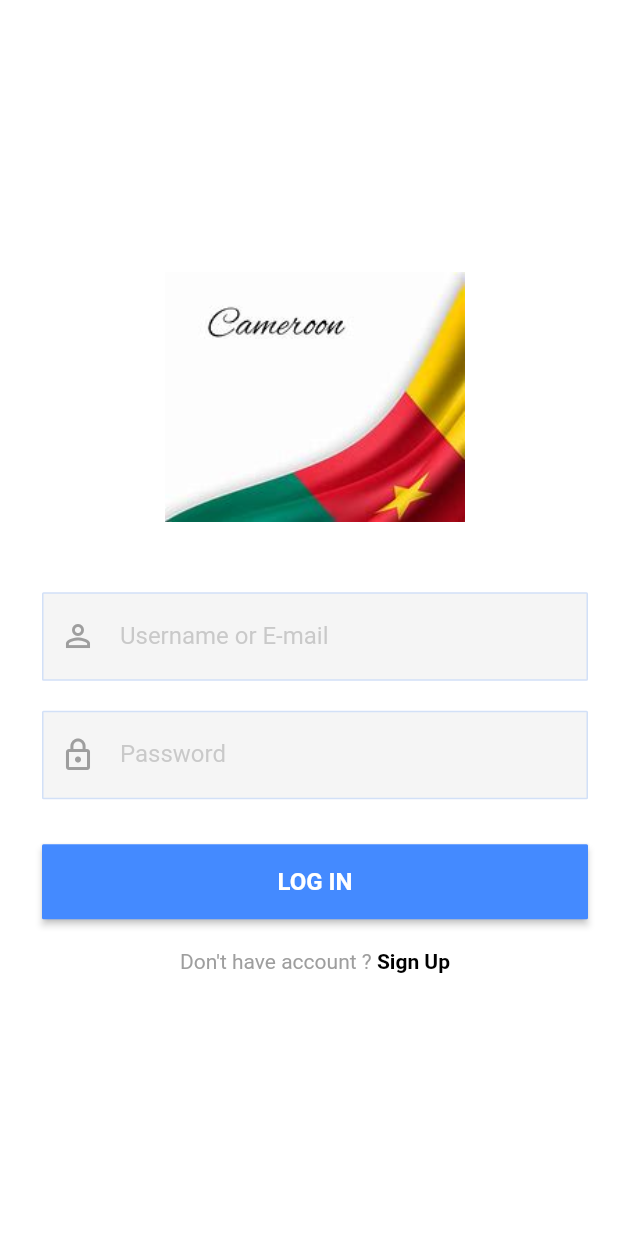
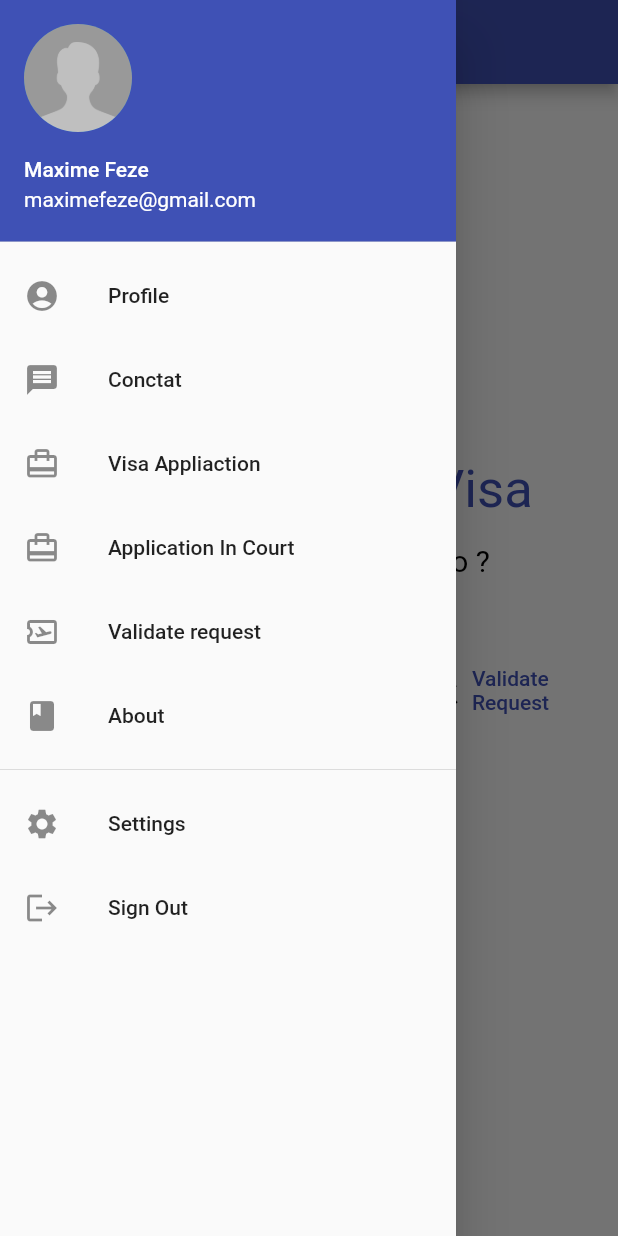
Before and after one commit to Pokemfeze/evisa, a Flutter app: the screen it shows after launch, with the side drawer open (before the commit the screen has no drawer), on a phone screen of 412 x 824 dp. Run offline on Flutter 3.47's test engine with Material 2 defaults, Android fonts, the light colour scheme and no system bars; our stand-ins replace firebase_auth, firebase_core; accounts and stored records are empty.

Commit message:
ajout du home screen et fin de la navbar

```diff
--- a/Evisa/lib/main.dart
+++ b/Evisa/lib/main.dart
@@ -1,3 +1,4 @@
+import 'package:evisa/screen/home_screen.dart';
 import 'package:evisa/screen/signin_screen.dart';
 import 'package:firebase_core/firebase_core.dart';
 import 'package:flutter/material.dart';
@@ -28,7 +29,7 @@ class MyApp extends StatelessWidget {
         // is not restarted.
         primarySwatch: Colors.blue,
       ),
-      home: const SignInScreen(),
+      home: const HomeScreen(),
     );
   }
 }
--- a/Evisa/lib/reusable_widget/reausable_widget.dart
+++ b/Evisa/lib/reusable_widget/reausable_widget.dart
@@ -69,7 +69,7 @@ BuildContext context, bool isLogin, Function onTap
             {
               return Colors.blueGrey;
             }
-          return Colors.blueAccent;
+          return Colors.indigo;
         }),
 
         shape: MaterialStateProperty.all<RoundedRectangleBorder>(
--- a/Evisa/lib/screen/home_screen.dart
+++ b/Evisa/lib/screen/home_screen.dart
@@ -1,4 +1,7 @@
+import 'package:evisa/screen/navbar_scree.dart';
+import 'package:evisa/screen/visaappliaction_screen.dart';
 import 'package:flutter/cupertino.dart';
+import 'package:flutter/material.dart';
 
 class HomeScreen extends StatefulWidget {
   const HomeScreen({super.key});
@@ -8,8 +11,127 @@ class HomeScreen extends StatefulWidget {
 }
 
 class _HomeScreenState extends State<HomeScreen> {
+  int selectedButtonIndex = -1; // Index du bouton actuellement pressé
+
   @override
   Widget build(BuildContext context) {
-    return const Placeholder();
+    return MaterialApp(
+      debugShowCheckedModeBanner: false,
+      home: Scaffold(
+        drawer: navbarScreen(),
+        appBar: AppBar(
+          title: const Text('E-visa'),
+          backgroundColor: Colors.indigo,
+        ),
+        body: Container(
+          child: Column(
+            children: [
+              const SizedBox(height: 250),
+              const Text(
+                "Welcome To E-Visa",
+                style: TextStyle(fontSize: 35, color: Colors.indigo),
+              ),
+             const  SizedBox(height: 15),
+              const Center(
+                child: Text(
+                  "What would you like to do ?",
+                  style: TextStyle(fontSize: 20, color: Colors.black),
+                ),
+              ),
+              const SizedBox(height: 40),
+              Row(
+                mainAxisAlignment: MainAxisAlignment.spaceEvenly,
+                children: [
+                  Expanded(
+                    child: SizedBox(
+                      height: 70,
+                      width:  70,// Modifier la hauteur souhaitée du bouton
+                      child: TextButton.icon(
+                        onPressed: () {
+
+                          setState(() {
+                            selectedButtonIndex = 0;
+                          });
+                          Navigator.push(context,
+                              MaterialPageRoute(builder: (context) => const VisaApplication()));
+                          // Action for first button
+                        },
+                        icon: const Icon(Icons.card_travel, color: Colors.black),
+                        label: const Text(
+                          "Visa Application",
+                          style: TextStyle(color: Colors.indigo, fontSize: 14),
+                        ),
+                        style: TextButton.styleFrom(
+                          side: BorderSide(
+                            color: selectedButtonIndex == 0
+                                ? Colors.indigo
+                                : Colors.transparent,
+                            width: selectedButtonIndex == 0 ? 2.0 : 0.0,
+                          ),
+                        ),
+                      ),
+                    ),
+                  ),
+                  Expanded(
+                    child: SizedBox(
+                      height: 70,
+                      width:  70,// Modifier la hauteur souhaitée du bouton
+                      child: TextButton.icon(
+                        onPressed: () {
+                          setState(() {
+                            selectedButtonIndex = 1;
+                          });
+                          // Action for second button
+                        },
+                        icon: const Icon(Icons.card_travel, color: Colors.black),
+                        label: const Text(
+                          "Application In Court",
+                          style: TextStyle(color: Colors.indigo, fontSize: 14),
+                        ),
+                        style: TextButton.styleFrom(
+                          side: BorderSide(
+                            color: selectedButtonIndex == 1
+                                ? Colors.indigo
+                                : Colors.transparent,
+                            width: selectedButtonIndex == 1 ? 2.0 : 0.0,
+                          ),
+                        ),
+                      ),
+                    ),
+                  ),
+                  Expanded(
+                    child: SizedBox(
+                      height: 70,
+                      width: 70,// Modifier la hauteur souhaitée du bouton
+                      child: TextButton.icon(
+                        onPressed: () {
+                          setState(() {
+                            selectedButtonIndex = 2;
+                          });
+                          // Action for third button
+                        },
+                        icon: const Icon(Icons.travel_explore, color: Colors.black),
+                        label: const Text(
+                          "Validate Request",
+                          style: TextStyle(color: Colors.indigo, fontSize: 14),
+                        ),
+                        style: TextButton.styleFrom(
+                          side: BorderSide(
+                            color: selectedButtonIndex == 2
+                                ? Colors.indigo
+                                : Colors.transparent,
+                            width: selectedButtonIndex == 2 ? 2.0 : 0.0,
+                          ),
+                        ),
+                      ),
+                    ),
+                  ),
+                ],
+              ),
+            ],
+          ),
+        ),
+      ),
+    );
   }
 }
--- /dev/null
+++ b/Evisa/lib/screen/navbar_scree.dart
@@ -0,0 +1,82 @@
+import 'package:evisa/screen/signin_screen.dart';
+import 'package:firebase_auth/firebase_auth.dart';
+import 'package:flutter/cupertino.dart';
+import 'package:flutter/material.dart';
+
+class navbarScreen extends StatefulWidget {
+  const navbarScreen({super.key});
+
+  @override
+  State<navbarScreen> createState() => _navbarScreenState();
+}
+
+class _navbarScreenState extends State<navbarScreen> {
+  @override
+  Widget build(BuildContext context) {
+    return Drawer(
+      child: ListView (
+        padding: EdgeInsets.zero,
+        children: [
+          UserAccountsDrawerHeader(
+              accountName: const Text ('Maxime Feze'),
+              accountEmail: const Text ('maximefeze@gmail.com'),
+          currentAccountPicture: CircleAvatar(
+            child: ClipOval(
+              child: Image.asset('assets/images/user.jpg'),
+            ),
+          ),
+            decoration: BoxDecoration(
+              color: Colors.indigo,),
+          ),
+          ListTile(
+            leading: const Icon(Icons.account_circle),
+            title: const Text('Profile'),
+            onTap: () => print("ok"),
+          ),
+          ListTile(
+            leading: const Icon(Icons.message),
+            title: const Text('Conctat'),
+            onTap: () => print("ok"),
+          ),
+          ListTile(
+            leading: const Icon(Icons.wallet_travel_outlined),
+            title: const Text('Visa Appliaction'),
+            onTap: () => print("ok"),
+          ),
+          ListTile(
+            leading: const Icon(Icons.card_travel_outlined),
+            title: const Text('Application In Court'),
+            onTap: () => print("ok"),
+          ),
+          ListTile(
+            leading: const Icon(Icons.airplane_ticket_outlined),
+            title: const Text('Validate request'),
+            onTap: () => print("ok"),
+          ),
+
+          ListTile(
+            leading: const Icon(Icons.book),
+            title: const Text('About'),
+            onTap: () => print("ok"),
+          ),
+          const Divider(),
+          ListTile(
+            leading: const Icon(Icons.settings),
+            title: const Text('Settings'),
+            onTap: () { },
+          ),
+          ListTile(
+            leading: const Icon(Icons.logout),
+            title: const Text('Sign Out'),
+            onTap: () {
+              FirebaseAuth.instance.signOut().then((value) {
+                Navigator.push(context,
+                    MaterialPageRoute(builder: (context) => const SignInScreen()));
+              });
+            },
+          ),
+        ],
+      ),
+    );
+  }
+}
--- a/Evisa/lib/screen/signup_screen.dart
+++ b/Evisa/lib/screen/signup_screen.dart
@@ -22,7 +22,7 @@ class _SignUpScreenState extends State<SignUpScreen> {
     return Scaffold(
       extendBodyBehindAppBar: true,
       appBar: AppBar(
-        backgroundColor: Colors.blueAccent ,
+        backgroundColor: Colors.indigo ,
         elevation: 0,
         title: const Text(
             "Sign Up",
--- /dev/null
+++ b/Evisa/lib/screen/visaappliaction_screen.dart
@@ -0,0 +1,30 @@
+import 'package:evisa/screen/home_screen.dart';
+import 'package:flutter/cupertino.dart';
+import 'package:flutter/material.dart';
+
+class VisaApplication extends StatefulWidget {
+  const VisaApplication({super.key});
+
+  @override
+  State<VisaApplication> createState() => _VisaApplicationState();
+}
+
+class _VisaApplicationState extends State<VisaApplication> {
+  @override
+  Widget build(BuildContext context) {
+    return  MaterialApp(
+      home: Scaffold(
+        appBar: AppBar(
+          backgroundColor: Colors.indigo, // Couleur indigo pour la barre d'applications
+          leading: IconButton(
+            icon: const  Icon(Icons.arrow_back), // Icône de retour
+            onPressed: () {
+              Navigator.push(context,
+                  MaterialPageRoute(builder: (context) => const HomeScreen())); // Action à effectuer lors du clic sur le bouton de retour
+            },
+          ),
+        ),
+      ),
+    );
+  }
+}
```
Also changed, not shown: Evisa/assets/images/user.jpg (added).
